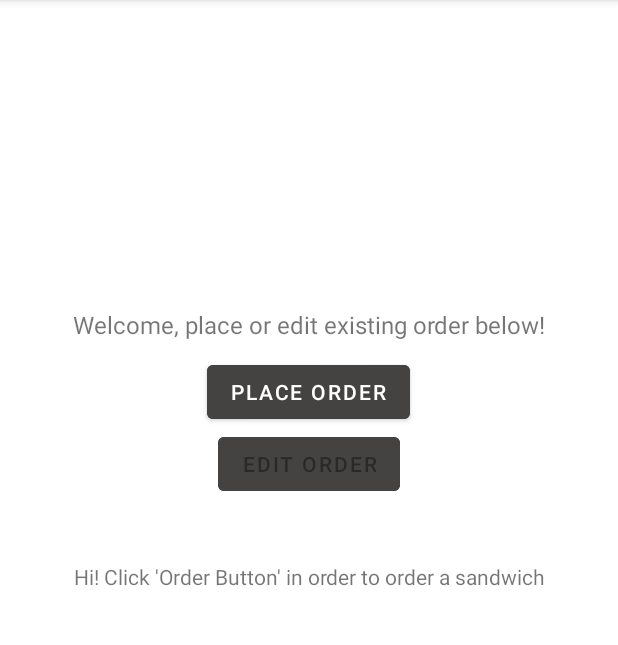
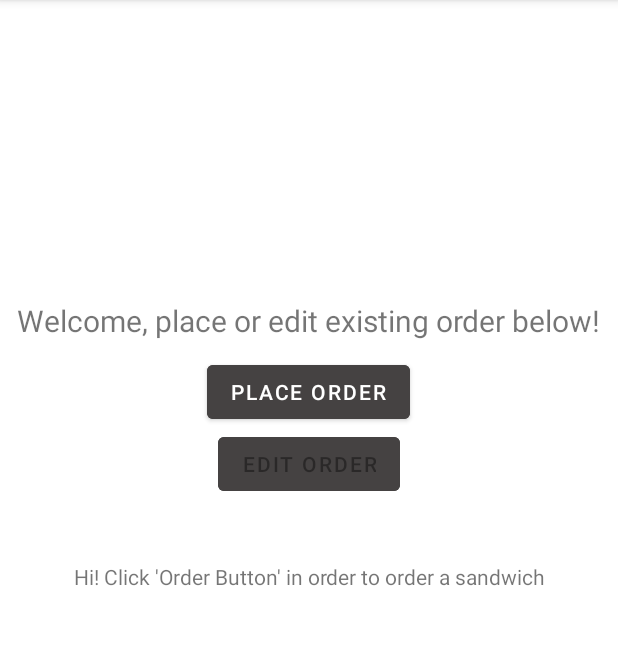
Before and after one commit to ahmad-ok/SandwichStand, an Android app: the screen it shows after launch (MainActivity), on a phone screen of 412 x 824 dp, the part 84-729 px from its top. Run offline under Robolectric (Android 15) with nearby library versions, the phone set to English and light mode, and no system bars; our stand-ins replace Firebase (no records; nobody signed in at launch, a user with empty details on screens opened directly); libraries missing offline, so code that uses them is left out: com.google.firestore.v1.

```diff
--- a/app/src/main/java/com/ahmadok/sandwichstand/MainActivity.kt
+++ b/app/src/main/java/com/ahmadok/sandwichstand/MainActivity.kt
@@ -1,17 +1,60 @@
 package com.ahmadok.sandwichstand
 
+import android.R.id
 import android.app.Activity
 import android.content.Intent
-import androidx.appcompat.app.AppCompatActivity
+import android.net.http.SslCertificate.saveState
 import android.os.Bundle
+import android.util.Log
+import android.view.View
 import android.widget.Button
+import android.widget.ProgressBar
 import android.widget.TextView
 import androidx.activity.result.contract.ActivityResultContracts
+import androidx.appcompat.app.AppCompatActivity
+import com.google.firebase.firestore.DocumentSnapshot
 import com.google.firebase.firestore.FirebaseFirestore
+import com.google.firebase.firestore.FirebaseFirestoreException
+import com.google.firestore.v1.StructuredQuery.Order
 import com.google.gson.Gson
 
 
 class MainActivity : AppCompatActivity() {
+
+
+//    data class TestData(
+//        val name: String = "",
+//        val pass: String = "" /* very secure believe me hahahaha (:*/
+//    )
+//
+//    override fun onCreate(savedInstanceState: Bundle?) {
+//        super.onCreate(savedInstanceState)
+//        setContentView(R.layout.activity_main)
+//
+//        val db = FirebaseFirestore.getInstance()
+//        val data = TestData("Okoosh", "CRFCR")
+//
+//        db.collection("testColl").add(data)
+//            .addOnSuccessListener {
+//                Log.i(TAG, "onCreate: Added a thing idk.... ")
+//            }
+//            .addOnFailureListener {
+//                Log.e(TAG, "onCreate: Failed", it)
+//            }
+//        val uid = "6fE6H4YT0yHdI6p5tqBV"
+//        db.collection("testColl").document(uid).delete()
+//        db.collection("testColl").addSnapshotListener { value, error ->
+//            value!!
+//            for (_val in value.documents) {
+//                val tstData = _val.toObject(TestData::class.java)
+//                Log.i(TAG, "onCreate: Recieved Object: $tstData")
+//            }
+//        }
+//    }
+//
+//    companion object {
+//        private const val TAG = "MainActivity"
+//    }
 
     var enableEditButton = false
     var enablePlaceOrderButton = true
@@ -32,14 +75,11 @@ class MainActivity : AppCompatActivity() {
 
     private val editOrderResultLauncher =
         registerForActivityResult(ActivityResultContracts.StartActivityForResult()) { result ->
-            // todo : handle order changed
             if (result.resultCode == Activity.RESULT_OK) {
-                val db = FirebaseFirestore.getInstance()
                 val gson = Gson()
                 val data: Intent? = result.data
                 currOrder = gson.fromJson(data?.getStringExtra("order"), SandwichOrder::class.java)
             }
-
         }
 
 
@@ -48,6 +88,12 @@ class MainActivity : AppCompatActivity() {
         setContentView(R.layout.activity_main)
         val placeOrderButton: Button = findViewById(R.id.placeOrderButton)
         val editOrderButton: Button = findViewById(R.id.editOrderButton)
+        val sandwichProgressBar: ProgressBar = findViewById(R.id.sandwichProgressBar)
+        val progressTextView: TextView = findViewById(R.id.progressTextView)
+
+
+        sandwichProgressBar.visibility = View.INVISIBLE
+        progressTextView.visibility = View.INVISIBLE
         placeOrderButton.isEnabled = true
         editOrderButton.isEnabled = false
         val gson = Gson()
@@ -63,17 +109,42 @@ class MainActivity : AppCompatActivity() {
             intent.putExtra("order", gson.toJson(currOrder))
             editOrderResultLauncher.launch(intent)
         }
+
+
     }
 
     override fun onResume() {
         val editOrderButton: Button = findViewById(R.id.editOrderButton)
         val placeOrderButton: Button = findViewById(R.id.placeOrderButton)
         val displayMessageTextView: TextView = findViewById(R.id.displayMessageTextView)
-
+        val sandwichProgressBar: ProgressBar = findViewById(R.id.sandwichProgressBar)
+        val progressTextView: TextView = findViewById(R.id.progressTextView)
 
         displayMessageTextView.text = displayMessageText
         if (currOrder != null) {
             val db = FirebaseFirestore.getInstance()
+
+            db.collection("order").document(currOrder!!.id).addSnapshotListener { snapshot, e ->
+                Log.i("listener", "onCreate: inside snapshot listener $?.data}")
+                if (e != null) {
+                    return@addSnapshotListener
+                }
+                val newStatus : Status = Status.valueOf(snapshot?.data?.get("status") as String)
+                currOrder?.status = newStatus
+                if (newStatus == Status.`in-progress`) {
+                    placeOrderButton.isEnabled = false
+                    editOrderButton.isEnabled = false
+                    sandwichProgressBar.visibility = View.VISIBLE
+                    progressTextView.visibility = View.VISIBLE
+
+                }
+                else if(newStatus == Status.ready){
+                    placeOrderButton.isEnabled = true
+                    editOrderButton.isEnabled = false
+                    sandwichProgressBar.visibility = View.INVISIBLE
+                    progressTextView.visibility = View.INVISIBLE
+                }
+            }
 
 
             db.collection("order").document(currOrder!!.id).set(currOrder!!).addOnSuccessListener {
@@ -96,6 +167,5 @@ class MainActivity : AppCompatActivity() {
  * Things left to do:
  * 1- improve ui
  * 2- tests?
- * 3- edit menu (changes to database)
  * 4- handle changes from database
  */
--- a/app/src/main/java/com/ahmadok/sandwichstand/OrderActivity.kt
+++ b/app/src/main/java/com/ahmadok/sandwichstand/OrderActivity.kt
@@ -76,7 +76,7 @@ class OrderActivity : AppCompatActivity() {
                 val pickleNum = numPickles.text.toString().toInt()
                 val order = SandwichOrder(
                     UUID.randomUUID().toString(), customerName, pickleNum,
-                    wantsHummusCheckbox.isChecked, wantsTahiniCheckbox.isChecked, Status.Waiting
+                    wantsHummusCheckbox.isChecked, wantsTahiniCheckbox.isChecked, Status.waiting
                 )
                 resultIntent.putExtra("order", gson.toJson(order))
                 setResult(Activity.RESULT_OK, resultIntent)
--- a/app/src/main/java/com/ahmadok/sandwichstand/SandwichOrder.kt
+++ b/app/src/main/java/com/ahmadok/sandwichstand/SandwichOrder.kt
@@ -1,10 +1,10 @@
 package com.ahmadok.sandwichstand
 enum class Status{
-    Waiting, Ready, Done
+    waiting, `in-progress`, ready
 }
 data class SandwichOrder(val id: String = "",
                          var customerName : String = "",
                          var pickles : Int = 0,
                          var hummus : Boolean = false,
                          var tahini : Boolean = false,
-                         var status: Status = Status.Waiting)
+                         var status: Status = Status.waiting)
--- a/app/src/main/res/layout/activity_main.xml
+++ b/app/src/main/res/layout/activity_main.xml
@@ -10,11 +10,36 @@
         android:layout_width="wrap_content"
         android:layout_height="wrap_content"
         android:text="@string/welcome_text"
-        android:textSize="16sp"
+        android:textSize="20sp"
         app:layout_constraintLeft_toLeftOf="parent"
         app:layout_constraintRight_toRightOf="parent"
         app:layout_constraintBottom_toTopOf="@id/placeOrderButton"
         android:layout_marginBottom="10dp"/>
+
+    <ProgressBar
+        android:id="@+id/sandwichProgressBar"
+        android:layout_width="wrap_content"
+        android:layout_height="wrap_content"
+        app:layout_constraintTop_toBottomOf="@id/displayMessageTextView"
+        app:layout_constraintBottom_toBottomOf="parent"
+        app:layout_constraintStart_toStartOf="parent"
+        app:layout_constraintEnd_toEndOf="parent"
+        android:backgroundTintMode="src_atop"
+        android:indeterminateTint="#FF0000"
+        />
+
+    <TextView
+        android:id="@+id/progressTextView"
+        android:layout_width="wrap_content"
+        android:layout_height="wrap_content"
+        android:text="@string/order_in_progress_text"
+        android:textSize="20sp"
+        app:layout_constraintBottom_toTopOf="@id/sandwichProgressBar"
+        app:layout_constraintTop_toBottomOf="@id/displayMessageTextView"
+        app:layout_constraintStart_toStartOf="parent"
+        app:layout_constraintEnd_toEndOf="parent"
+        app:layout_constraintVertical_bias="1"
+        />
 
     <Button
         android:id="@+id/placeOrderButton"
--- a/app/src/main/res/values/strings.xml
+++ b/app/src/main/res/values/strings.xml
@@ -17,4 +17,5 @@
     <string name="order_fail_msg">Sending order failed :( , please try again later</string>
     <string name="edit_order_title">Edit Placed Order</string>
     <string name="confirm_changes_button">Confirm Changes</string>
+    <string name="order_in_progress_text">Your Order is In Progress</string>
 </resources>
```
